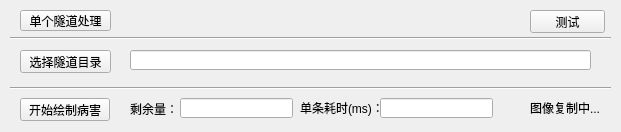
Qt form widget.ui (guogan1234/DrawDisease201705) before a commit.
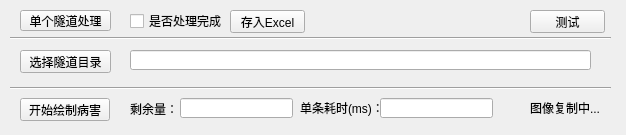
The same form after that commit.

Commit message: 基本功能完成版，已生成需要的Excel。目前还有些Excel生成数据丢失的BUG

Diff of the .ui file:
```diff
--- a/widget.ui
+++ b/widget.ui
@@ -6,8 +6,8 @@
    <rect>
     <x>0</x>
     <y>0</y>
-    <width>621</width>
-    <height>132</height>
+    <width>626</width>
+    <height>135</height>
    </rect>
   </property>
   <property name="windowTitle">
@@ -216,6 +216,45 @@
     <string>单条耗时(ms)：</string>
    </property>
   </widget>
+  <widget class="QPushButton" name="pushButton_3">
+   <property name="geometry">
+    <rect>
+     <x>230</x>
+     <y>10</y>
+     <width>75</width>
+     <height>23</height>
+    </rect>
+   </property>
+   <property name="text">
+    <string>存入Excel</string>
+   </property>
+  </widget>
+  <widget class="QLabel" name="label_2">
+   <property name="geometry">
+    <rect>
+     <x>132</x>
+     <y>14</y>
+     <width>54</width>
+     <height>12</height>
+    </rect>
+   </property>
+   <property name="text">
+    <string/>
+   </property>
+  </widget>
+  <widget class="QCheckBox" name="isFinishCBX">
+   <property name="geometry">
+    <rect>
+     <x>130</x>
+     <y>13</y>
+     <width>111</width>
+     <height>16</height>
+    </rect>
+   </property>
+   <property name="text">
+    <string>是否处理完成</string>
+   </property>
+  </widget>
  </widget>
  <layoutdefault spacing="6" margin="11"/>
  <resources/>
```
The commit also changes 270 other files.
